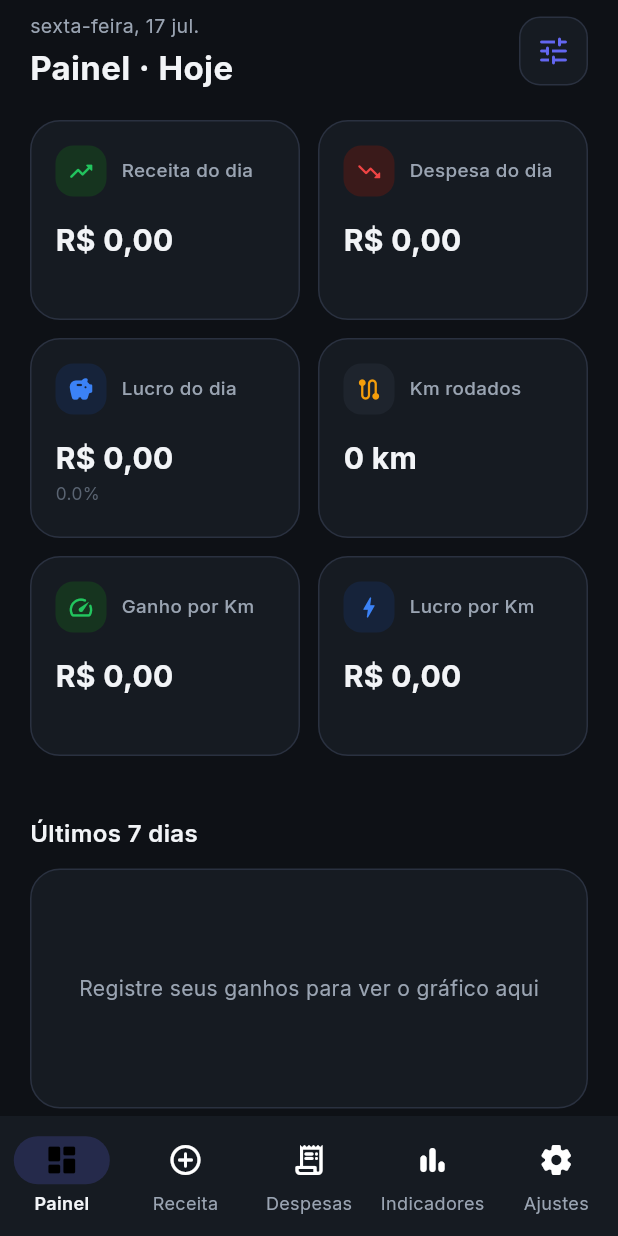
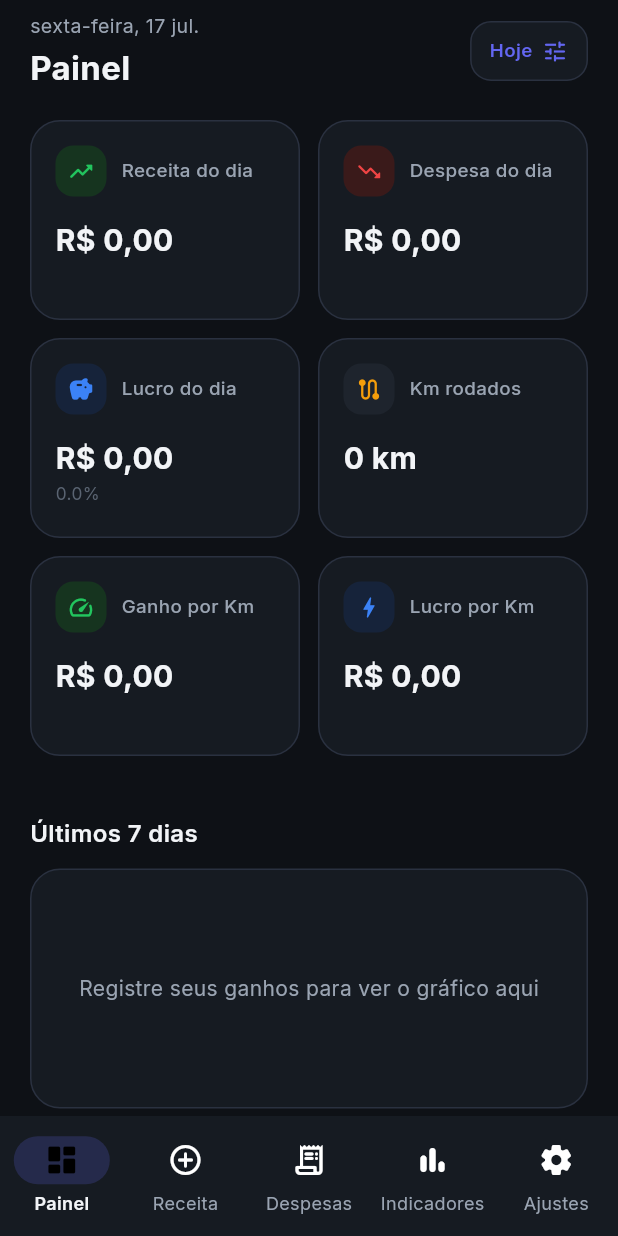
Before and after one commit to yagosnow-mg-92/Controle99-002, a Flutter app: the screen it shows after launch, on a phone screen of 412 x 824 dp. Run offline on Flutter 3.47's test engine with Material 3 defaults, Android fonts, the phone set to English and light mode, and no system bars; our stand-ins replace fl_chart, google_fonts, sqflite; accounts and stored records are empty.

Commit message:
Add files via upload

```diff
--- a/lib/presentation/screens/dashboard/dashboard_screen.dart
+++ b/lib/presentation/screens/dashboard/dashboard_screen.dart
@@ -219,6 +219,7 @@ class _Cabecalho extends StatelessWidget {
     final agora = DateTime.now();
     return Row(
       mainAxisAlignment: MainAxisAlignment.spaceBetween,
+      crossAxisAlignment: CrossAxisAlignment.center,
       children: [
         Expanded(
           child: Column(
@@ -229,9 +230,9 @@ class _Cabecalho extends StatelessWidget {
                 style: const TextStyle(color: AppColors.textSecondary, fontSize: 13),
               ),
               const SizedBox(height: 2),
-              Text(
-                'Painel · ${_tituloPeriodo(provider.periodo)}',
-                style: const TextStyle(
+              const Text(
+                'Painel',
+                style: TextStyle(
                   color: AppColors.textPrimary,
                   fontSize: 22,
                   fontWeight: FontWeight.w700,
@@ -245,13 +246,27 @@ class _Cabecalho extends StatelessWidget {
           onTap: onTapPeriodo,
           borderRadius: BorderRadius.circular(14),
           child: Container(
-            padding: const EdgeInsets.all(10),
+            padding: const EdgeInsets.symmetric(horizontal: 12, vertical: 10),
             decoration: BoxDecoration(
               color: AppColors.surface,
               borderRadius: BorderRadius.circular(14),
               border: Border.all(color: AppColors.border),
             ),
-            child: const Icon(Icons.tune_rounded, color: AppColors.primary),
+            child: Row(
+              mainAxisSize: MainAxisSize.min,
+              children: [
+                Text(
+                  _tituloPeriodo(provider.periodo),
+                  style: const TextStyle(
+                    color: AppColors.primary,
+                    fontSize: 12.5,
+                    fontWeight: FontWeight.w600,
+                  ),
+                ),
+                const SizedBox(width: 6),
+                const Icon(Icons.tune_rounded, color: AppColors.primary, size: 18),
+              ],
+            ),
           ),
         ),
       ],
```
